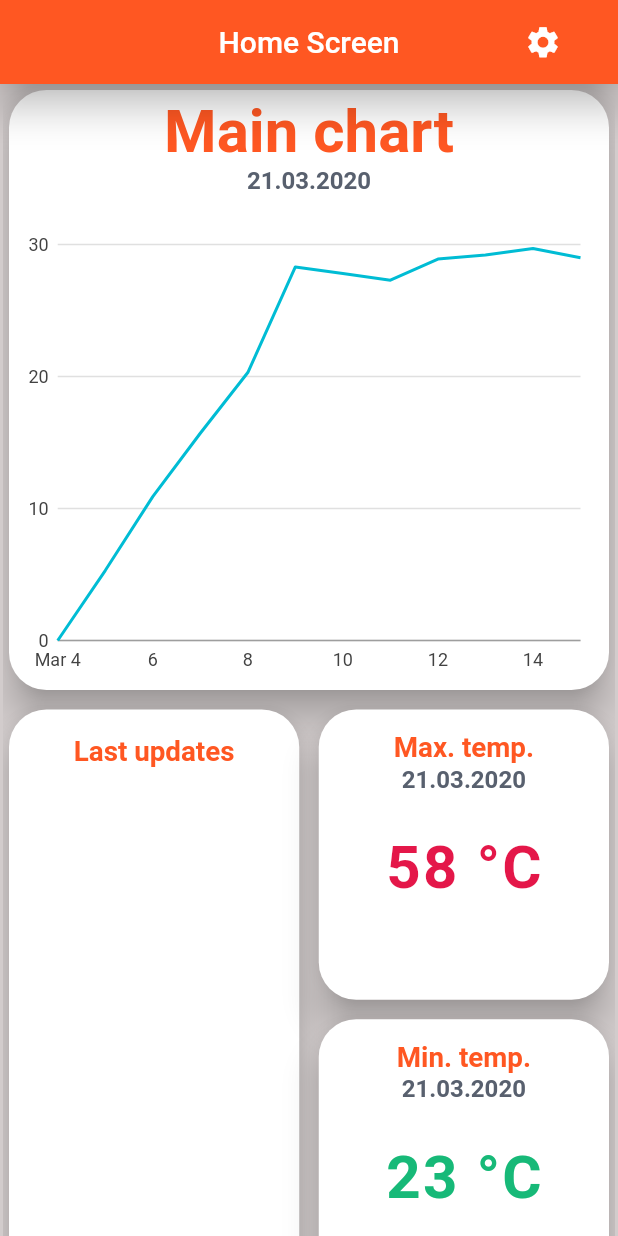
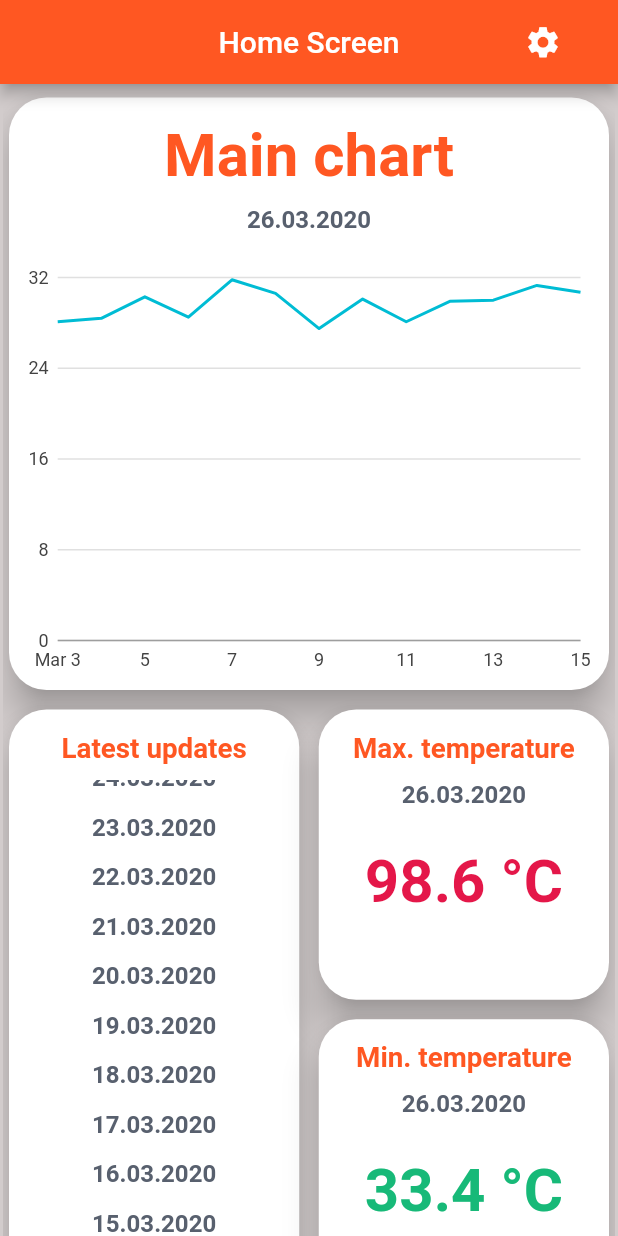
Before and after one commit to ziperjohn/datalogger_app, a Flutter app: the screen it shows after launch, on a phone screen of 412 x 824 dp. Run offline on Flutter 3.47's test engine with Material 2 defaults, Android fonts, the phone set to English and light mode, and no system bars; our stand-ins replace charts_flutter, flutter_spinkit.

Commit message:
21.3.2020

```diff
--- /dev/null
+++ b/lib/models/temperature.dart
@@ -0,0 +1,30 @@
+class Temperature {
+  final DateTime charDate;
+  final double chartTemp;
+  final String date;
+  final List<double> temps;
+
+  Temperature({this.charDate, this.chartTemp, this.date, this.temps});
+
+  factory Temperature.fromJson(Map<String, dynamic> json) {
+    var tempsFromJson = json['temps'];
+    List<double> tempsList = tempsFromJson.cast<double>();
+    return new Temperature(
+      date: json['date'],
+      temps: tempsList,
+    );
+  }
+}
+
+class TemperaturesList {
+  List<Temperature> temperatures;
+
+  TemperaturesList({this.temperatures});
+
+  factory TemperaturesList.fromJson(List<dynamic> parsedJson) {
+    List<Temperature> temperatures = new List<Temperature>();
+    temperatures = parsedJson.map((i) => Temperature.fromJson(i)).toList();
+
+    return new TemperaturesList(temperatures: temperatures);
+  }
+}
--- a/lib/models/temperature_data.dart
+++ /dev/null
@@ -1,6 +0,0 @@
-class TemperatureData {
-  final DateTime charDate;
-  final double chartTemp;
-
-  TemperatureData(this.charDate, this.chartTemp);
-}
--- a/lib/screens/home/home.dart
+++ b/lib/screens/home/home.dart
@@ -1,5 +1,5 @@
 import 'package:datalogger/screens/home/widgets/widget_device_name.dart';
-import 'package:datalogger/screens/home/widgets/widget_last_updates.dart';
+import 'package:datalogger/screens/home/widgets/widget_latest_updates.dart';
 import 'package:datalogger/screens/home/widgets/widget_max_temp.dart';
 import 'package:datalogger/screens/home/widgets/widget_min_temp.dart';
 import 'package:datalogger/screens/home/widgets/widget_temp_chart.dart';
@@ -14,18 +14,22 @@ class Home extends StatefulWidget {
 }
 
 class _HomeState extends State<Home> {
+  // ! then change and load from file
   static DateTime dateTime = DateTime.now();
   static String dateFormated = new DateFormat("dd.MM.yyyy").format(dateTime);
 
+  Map data = {};
+
   @override
   Widget build(BuildContext context) {
+    data = ModalRoute.of(context).settings.arguments;
     return Scaffold(
       backgroundColor: myLightGreyColor,
       appBar: AppBar(
         centerTitle: true,
         title: Text('Home Screen'),
         backgroundColor: myOragneColor,
-        elevation: myElevation,
+        //elevation: myElevation,
         actions: <Widget>[
           FlatButton.icon(
             onPressed: () async {
@@ -45,9 +49,8 @@ class _HomeState extends State<Home> {
           )
         ],
       ),
-      body: Padding(
-        padding: EdgeInsets.fromLTRB(2, 0, 2, 0),
-        child: Container(
+      body: Container(
+        margin: const EdgeInsets.fromLTRB(2, 0, 2, 0),
         decoration: BoxDecoration(
           color: myLightGreyColor,
         ),
@@ -64,19 +67,23 @@ class _HomeState extends State<Home> {
           ],
           children: <Widget>[
             Container(
-                child: TemperatureChart.withSampleData(dateFormated),
+              child: TemperatureChart.withSampleData(data['date']),
             ),
             Container(
-                child: LastUpdates(),
+              child: LatestUpdates(
+                latestUpdates: data['latestUpdates'],
+              ),
             ),
             Container(
               child: MaxTemperature(
-                  date: dateFormated,
+                date: data['date'],
+                maxTemp: data['maxTemp'],
               ),
             ),
             Container(
               child: MinTemperature(
-                  date: dateFormated,
+                date: data['date'],
+                minTemp: data['minTemp'],
               ),
             ),
             Container(
@@ -85,7 +92,6 @@ class _HomeState extends State<Home> {
           ],
         ),
       ),
-      ),
     );
   }
 }
--- a/lib/screens/home/widgets/widget_last_updates.dart
+++ /dev/null
@@ -1,30 +0,0 @@
-import 'package:datalogger/theme/theme_constants.dart';
-import 'package:flutter/material.dart';
-
-class LastUpdates extends StatelessWidget {
-  @override
-  Widget build(BuildContext context) {
-    return Card(
-      elevation: myElevation,
-      shape: RoundedRectangleBorder(
-        borderRadius: BorderRadius.circular(25.0),
-      ),
-      child: Column(
-        children: <Widget>[
-          ListTile(
-            title: Text(
-              'Last updates',
-              textAlign: TextAlign.center,
-              style: TextStyle(
-                fontSize: myFontSizeMedium,
-                fontWeight: FontWeight.bold,
-                color: myOragneColor,
-              ),
-            ),
-          ),
-          SizedBox(height: 20),
-        ],
-      ),
-    );
-  }
-}
--- /dev/null
+++ b/lib/screens/home/widgets/widget_latest_updates.dart
@@ -0,0 +1,54 @@
+import 'package:datalogger/theme/theme_constants.dart';
+import 'package:flutter/material.dart';
+
+class LatestUpdates extends StatelessWidget {
+  final List<String> latestUpdates;
+  LatestUpdates({this.latestUpdates});
+
+  @override
+  Widget build(BuildContext context) {
+    return Card(
+        elevation: myElevation,
+        shape: RoundedRectangleBorder(
+          borderRadius: BorderRadius.circular(25.0),
+        ),
+        child: Padding(
+          padding: const EdgeInsets.fromLTRB(0, 15, 0, 15),
+          child: Column(
+            children: <Widget>[
+              Text(
+                'Latest updates',
+                textAlign: TextAlign.center,
+                style: TextStyle(
+                  fontSize: myFontSizeMedium,
+                  fontWeight: FontWeight.bold,
+                  color: myOragneColor,
+                ),
+              ),
+              SizedBox(height: 10),
+              Expanded(
+                child: ListView.separated(
+                  reverse: true,
+                  physics: BouncingScrollPhysics(),
+                  itemCount: latestUpdates.length,
+                  itemBuilder: (BuildContext context, int index) {
+                    return Text(
+                      latestUpdates[index],
+                      textAlign: TextAlign.center,
+                      style: TextStyle(
+                        fontSize: myFontSizeSmall,
+                        fontWeight: FontWeight.bold,
+                        color: myGreyColor,
+                      ),
+                    );
+                  },
+                  separatorBuilder: (BuildContext context, int index) {
+                    return SizedBox(height: 14);
+                  },
+                ),
+              ),
+            ],
+          ),
+        ));
+  }
+}
--- a/lib/screens/home/widgets/widget_max_temp.dart
+++ b/lib/screens/home/widgets/widget_max_temp.dart
@@ -3,7 +3,7 @@ import 'package:flutter/material.dart';
 
 class MaxTemperature extends StatelessWidget {
   final String date;
-  final double maxTemp;
+  final String maxTemp;
 
   MaxTemperature({this.date, this.maxTemp});
 
@@ -14,11 +14,12 @@ class MaxTemperature extends StatelessWidget {
       shape: RoundedRectangleBorder(
         borderRadius: BorderRadius.circular(25.0),
       ),
+      child: Padding(
+        padding: const EdgeInsets.fromLTRB(0, 15, 0, 15),
         child: Column(
           children: <Widget>[
-          ListTile(
-            title: Text(
-              'Max. temp.',
+            Text(
+              'Max. temperature',
               textAlign: TextAlign.center,
               style: TextStyle(
                 fontSize: myFontSizeMedium,
@@ -26,7 +27,8 @@ class MaxTemperature extends StatelessWidget {
                 color: myOragneColor,
               ),
             ),
-            subtitle: Text(
+            SizedBox(height: 10),
+            Text(
               date,
               textAlign: TextAlign.center,
               style: TextStyle(
@@ -35,19 +37,19 @@ class MaxTemperature extends StatelessWidget {
                 color: myGreyColor,
               ),
             ),
-          ),
-          SizedBox(height: 10),
+            SizedBox(height: 25),
             Text(
-            '58 °C',
+              maxTemp + ' °C',
+              // 'ahoj',
               style: TextStyle(
                 fontSize: myFontSizeBig,
                 fontWeight: FontWeight.bold,
-              letterSpacing: 1.5,
                 color: myRedColor,
               ),
             ),
           ],
         ),
+      ),
     );
   }
 }
--- a/lib/screens/home/widgets/widget_min_temp.dart
+++ b/lib/screens/home/widgets/widget_min_temp.dart
@@ -3,7 +3,7 @@ import 'package:datalogger/theme/theme_constants.dart';
 
 class MinTemperature extends StatelessWidget {
   final String date;
-  final double minTemp;
+  final String minTemp;
 
   MinTemperature({this.date, this.minTemp});
   @override
@@ -13,11 +13,12 @@ class MinTemperature extends StatelessWidget {
       shape: RoundedRectangleBorder(
         borderRadius: BorderRadius.circular(25.0),
       ),
+      child: Padding(
+        padding: const EdgeInsets.fromLTRB(0, 15, 0, 15),
         child: Column(
           children: <Widget>[
-          ListTile(
-            title: Text(
-              'Min. temp.',
+            Text(
+              'Min. temperature',
               textAlign: TextAlign.center,
               style: TextStyle(
                 fontSize: myFontSizeMedium,
@@ -25,7 +26,8 @@ class MinTemperature extends StatelessWidget {
                 color: myOragneColor,
               ),
             ),
-            subtitle: Text(
+            SizedBox(height: 10),
+            Text(
               date,
               textAlign: TextAlign.center,
               style: TextStyle(
@@ -34,19 +36,18 @@ class MinTemperature extends StatelessWidget {
                 color: myGreyColor,
               ),
             ),
-          ),
-          SizedBox(height: 10),
+            SizedBox(height: 25),
             Text(
-            '23 °C',
+              minTemp + ' °C',
               style: TextStyle(
                 fontSize: myFontSizeBig,
                 fontWeight: FontWeight.bold,
-              letterSpacing: 1.5,
                 color: myGreenColor,
               ),
             ),
           ],
         ),
+      ),
     );
   }
 }
--- a/lib/screens/home/widgets/widget_temp_chart.dart
+++ b/lib/screens/home/widgets/widget_temp_chart.dart
@@ -1,4 +1,4 @@
-import 'package:datalogger/models/temperature_data.dart';
+import 'package:datalogger/models/temperature.dart';
 import 'package:datalogger/theme/theme_constants.dart';
 import 'package:flutter/material.dart';
 import 'package:charts_flutter/flutter.dart' as charts;
@@ -17,28 +17,29 @@ class TemperatureChart extends StatelessWidget {
     );
   }
 
-  static List<charts.Series<TemperatureData, DateTime>> _createSampleData() {
+  static List<charts.Series<Temperature, DateTime>> _createSampleData() {
     final data = [
-      new TemperatureData(new DateTime(2020, 3, 4), 0.0),
-      new TemperatureData(new DateTime(2020, 3, 5), 5.3),
-      new TemperatureData(new DateTime(2020, 3, 6), 10.9),
-      new TemperatureData(new DateTime(2020, 3, 7), 15.7),
-      new TemperatureData(new DateTime(2020, 3, 8), 20.3),
-      new TemperatureData(new DateTime(2020, 3, 9), 28.3),
-      new TemperatureData(new DateTime(2020, 3, 10), 27.8),
-      new TemperatureData(new DateTime(2020, 3, 11), 27.3),
-      new TemperatureData(new DateTime(2020, 3, 12), 28.9),
-      new TemperatureData(new DateTime(2020, 3, 13), 29.2),
-      new TemperatureData(new DateTime(2020, 3, 14), 29.7),
-      new TemperatureData(new DateTime(2020, 3, 15), 29.0),
+      new Temperature(charDate: new DateTime(2020, 3, 3), chartTemp: 28.1),
+      new Temperature(charDate: new DateTime(2020, 3, 4), chartTemp: 28.4),
+      new Temperature(charDate: new DateTime(2020, 3, 5), chartTemp: 30.3),
+      new Temperature(charDate: new DateTime(2020, 3, 6), chartTemp: 28.5),
+      new Temperature(charDate: new DateTime(2020, 3, 7), chartTemp: 31.8),
+      new Temperature(charDate: new DateTime(2020, 3, 8), chartTemp: 30.6),
+      new Temperature(charDate: new DateTime(2020, 3, 9), chartTemp: 27.5),
+      new Temperature(charDate: new DateTime(2020, 3, 10), chartTemp: 30.1),
+      new Temperature(charDate: new DateTime(2020, 3, 11), chartTemp: 28.1),
+      new Temperature(charDate: new DateTime(2020, 3, 12), chartTemp: 29.9),
+      new Temperature(charDate: new DateTime(2020, 3, 13), chartTemp: 30.0),
+      new Temperature(charDate: new DateTime(2020, 3, 14), chartTemp: 31.3),
+      new Temperature(charDate: new DateTime(2020, 3, 15), chartTemp: 30.7),
     ];
 
     return [
-      new charts.Series<TemperatureData, DateTime>(
+      new charts.Series<Temperature, DateTime>(
         id: 'Sales',
         colorFn: (_, __) => charts.MaterialPalette.cyan.shadeDefault,
-        domainFn: (TemperatureData sales, _) => sales.charDate,
-        measureFn: (TemperatureData sales, _) => sales.chartTemp,
+        domainFn: (Temperature sales, _) => sales.charDate,
+        measureFn: (Temperature sales, _) => sales.chartTemp,
         data: data,
       )
     ];
@@ -46,15 +47,18 @@ class TemperatureChart extends StatelessWidget {
 
   @override
   Widget build(BuildContext context) {
-    return Card(
+    return Padding(
+      padding: const EdgeInsets.fromLTRB(0, 5, 0, 0),
+      child: Card(
         elevation: myElevation,
         shape: RoundedRectangleBorder(
           borderRadius: BorderRadius.circular(25.0),
         ),
+        child: Padding(
+          padding: const EdgeInsets.fromLTRB(0, 15, 0, 0),
           child: Column(
             children: <Widget>[
-          ListTile(
-            title: Text(
+              Text(
                 'Main chart',
                 textAlign: TextAlign.center,
                 style: TextStyle(
@@ -63,14 +67,14 @@ class TemperatureChart extends StatelessWidget {
                   color: myOragneColor,
                 ),
               ),
-            subtitle: Text(
+              SizedBox(height: 10),
+              Text(
                 date,
                 textAlign: TextAlign.center,
                 style: TextStyle(
                   fontSize: myFontSizeSmall,
                   fontWeight: FontWeight.bold,
                   color: myGreyColor,
-              ),
                 ),
               ),
               SizedBox(height: 10),
@@ -86,6 +90,8 @@ class TemperatureChart extends StatelessWidget {
               ),
             ],
           ),
+        ),
+      ),
     );
   }
 }
```
Also changed, not shown: assets/data.json (added, +54 -0 lines), lib/data/storage.dart (added, +30 -0 lines), lib/screens/home/widgets/widget_device_name.dart (+6 -4 lines), lib/screens/loading/loading.dart (+12 -5 lines), lib/services/temperatures_services.dart (added, +51 -0 lines), pubspec.yaml (+4 -6 lines), pubspec.lock, 1 other file. Lines whose indentation alone changed are shown as unchanged.
